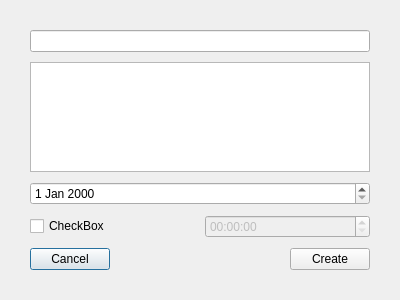
Before: the Qt Designer form uis/res/ui_note_form.ui in GorgeousOne/TaskManagementApp, drawn with Qt 5.
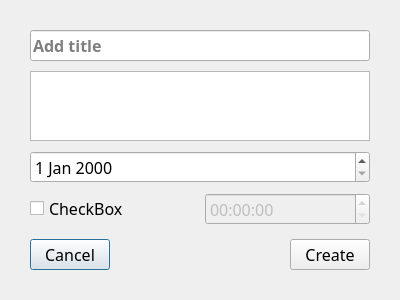
After: the same form once the commit is applied.

Commit message: added button to open note dialog

Diff of the .ui file:
```diff
--- a/uis/res/ui_note_form.ui
+++ b/uis/res/ui_note_form.ui
@@ -10,6 +10,12 @@
     <height>300</height>
    </rect>
   </property>
+  <property name="font">
+   <font>
+    <family>Segoe UI Light</family>
+    <pointsize>12</pointsize>
+   </font>
+  </property>
   <property name="windowTitle">
    <string>Dialog</string>
   </property>
@@ -30,10 +36,40 @@
     <number>30</number>
    </property>
    <item>
-    <widget class="QLineEdit" name="title"/>
+    <widget class="QLineEdit" name="title">
+     <property name="font">
+      <font>
+       <family>Segoe UI Semibold</family>
+       <pointsize>12</pointsize>
+       <weight>75</weight>
+       <bold>true</bold>
+      </font>
+     </property>
+     <property name="placeholderText">
+      <string>Add title</string>
+     </property>
+    </widget>
    </item>
    <item>
-    <widget class="QTextEdit" name="description"/>
+    <widget class="QTextEdit" name="description">
+     <property name="minimumSize">
+      <size>
+       <width>0</width>
+       <height>0</height>
+      </size>
+     </property>
+     <property name="maximumSize">
+      <size>
+       <width>16777215</width>
+       <height>100</height>
+      </size>
+     </property>
+     <property name="font">
+      <font>
+       <family>Segoe UI</family>
+      </font>
+     </property>
+    </widget>
    </item>
    <item>
     <widget class="QDateEdit" name="date_pciker"/>
@@ -56,6 +92,19 @@
      </item>
     </layout>
    </item>
+   <item>
+    <spacer name="verticalSpacer">
+     <property name="orientation">
+      <enum>Qt::Vertical</enum>
+     </property>
+     <property name="sizeHint" stdset="0">
+      <size>
+       <width>20</width>
+       <height>40</height>
+      </size>
+     </property>
+    </spacer>
+   </item>
    <item>
     <layout class="QHBoxLayout" name="horizontalLayout_3">
      <item>
```
The commit also changes 7 other files.
